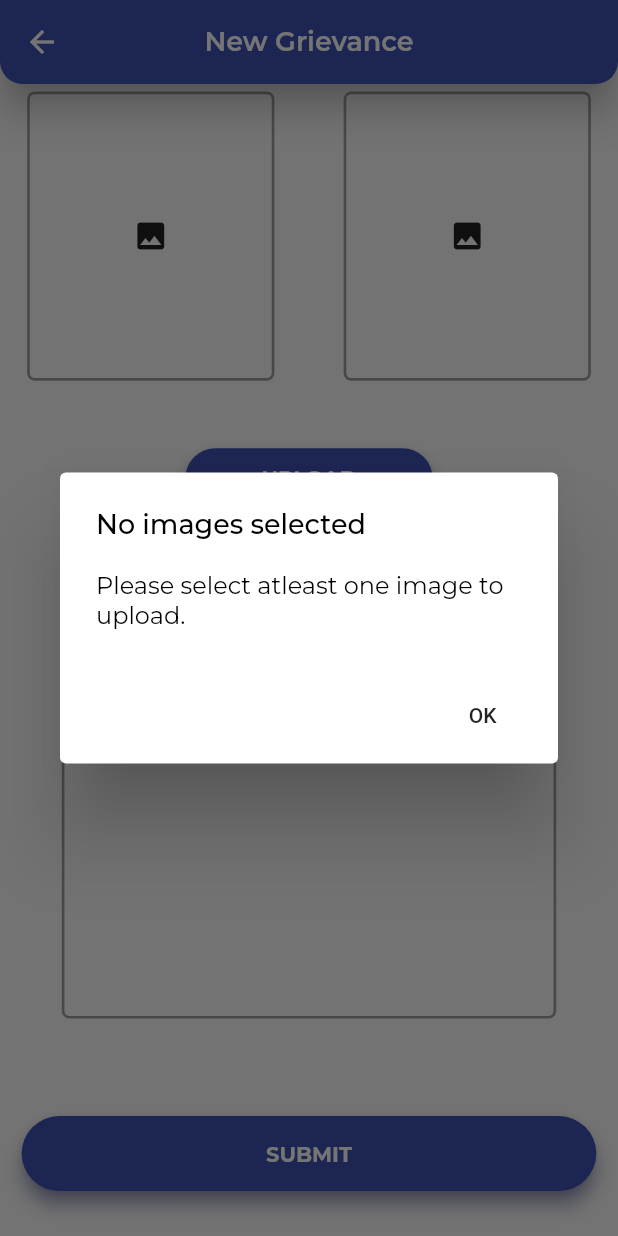
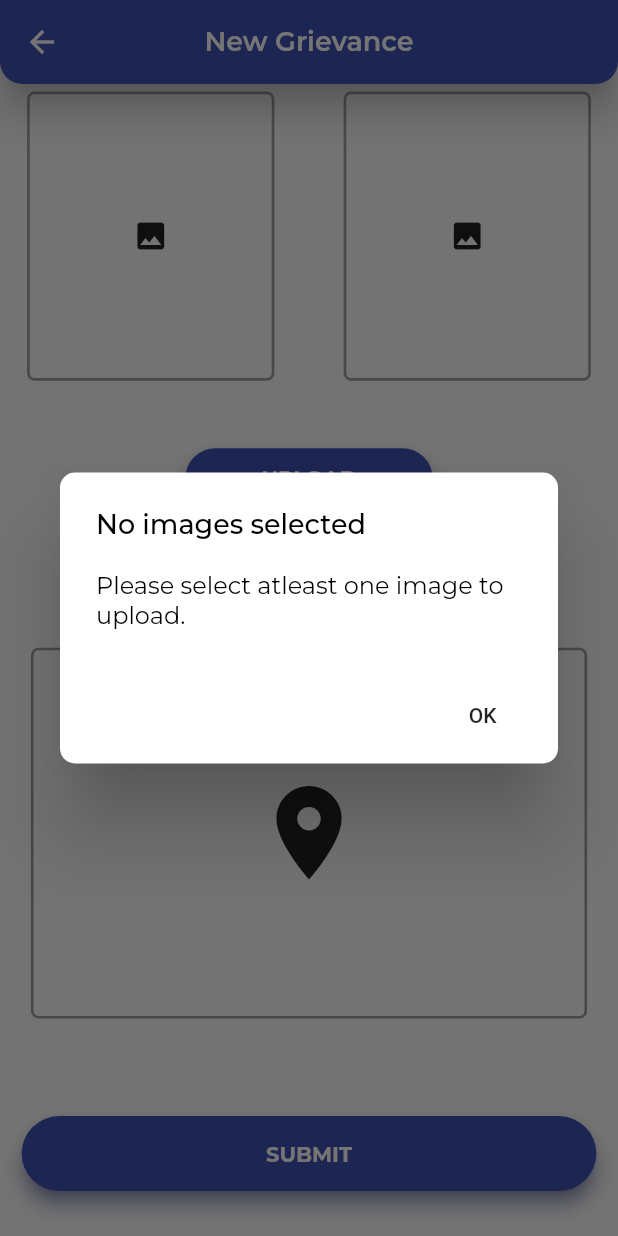
Before and after one commit to bhushangy/Sahaaya, a Flutter app: the FillForm screen opened directly with empty values, scrolled down 375 dp, after a tap on "UPLOAD", on a phone screen of 412 x 824 dp. Run offline on Flutter 3.47's test engine with Material 2 defaults, Android fonts, the phone set to English and light mode, and no system bars; our stand-ins replace carousel_slider, cloud_firestore, firebase_auth, firebase_storage, flare_flutter, font_awesome_flutter and 6 more; accounts and stored records are empty.

Commit message:
map done.alert for image upload done.

```diff
--- a/lib/issues/FillForm.dart
+++ b/lib/issues/FillForm.dart
@@ -4,6 +4,8 @@ import 'dart:math';
 import 'package:cloud_firestore/cloud_firestore.dart';
 import 'package:firebase_auth/firebase_auth.dart';
 import 'package:flutter/cupertino.dart';
+import 'package:flutter/foundation.dart';
+import 'package:flutter/gestures.dart';
 import 'package:flutter/material.dart';
 import 'package:flutter/painting.dart';
 import 'package:google_fonts/google_fonts.dart';
@@ -31,6 +33,7 @@ class FillForm extends StatefulWidget {
   _FillFormState createState() => _FillFormState();
 }
 
+
 class _FillFormState extends State<FillForm> {
   File image1, image2;
   final _auth = FirebaseAuth.instance;
@@ -52,6 +55,15 @@ class _FillFormState extends State<FillForm> {
   DocumentSnapshot doc;
   var res, nres, totalc;
   int phone;
+  int i=0;
+
+  @override
+  void initState() {
+    super.initState();
+    DragMarkerMap().whichlong=null;
+    DragMarkerMap().whichlat=null;
+
+  }
 
   void dispose() {
     super.dispose();
@@ -148,6 +160,7 @@ class _FillFormState extends State<FillForm> {
     var image = await ImagePicker.pickImage(source: ImageSource.gallery);
 
     setState(() {
+
       image1 = image;
       print('_image: $image1');
     });
@@ -158,6 +171,7 @@ class _FillFormState extends State<FillForm> {
     var image = await ImagePicker.pickImage(source: ImageSource.gallery);
 
     setState(() {
+
       image2 = image;
       print('_image2: $image2');
     });
@@ -166,6 +180,10 @@ class _FillFormState extends State<FillForm> {
   Future uploadFile(File image1, File image2) async {
     StorageReference storageReference;
     StorageUploadTask uploadTask;
+    setState(() {
+      i++;
+      print(i);
+    });
     try {
       if (image1 != null) {
         storageReference = FirebaseStorage.instance
@@ -216,6 +234,9 @@ class _FillFormState extends State<FillForm> {
       builder: (BuildContext context) {
         // return object of type Dialog
         return AlertDialog(
+          shape: RoundedRectangleBorder(
+            borderRadius: BorderRadius.circular(10),
+          ),
           title: Text(
             a,
             style: GoogleFonts.montserrat(
@@ -436,6 +457,7 @@ class _FillFormState extends State<FillForm> {
                               showSpinner = true;
                             });
                             try {
+                              i++;
                               await uploadFile(image1, image2);
                               _showDialog("Upload Successful",
                                   "Selected images uploaded successfully.");
@@ -444,6 +466,7 @@ class _FillFormState extends State<FillForm> {
                             }
 
                             setState(() {
+                            i++;
                               showSpinner = false;
                             });
                           }
@@ -466,13 +489,48 @@ class _FillFormState extends State<FillForm> {
                         height: 35.0,
                       ),
                       Container(
-                        width: 0.8 * MediaQuery.of(context).size.width,
+                        width: 0.9 * MediaQuery.of(context).size.width,
                         height: 0.3 * MediaQuery.of(context).size.height,
                         decoration: BoxDecoration(
                           border: Border.all(width: 1.75, color: Colors.grey),
                           borderRadius: BorderRadius.all(Radius.circular(5.0)),
                         ),
+                          child: (Provider.of<DropDown>(context,listen: false).whichLong == null &&
+                              Provider.of<DropDown>(context,listen: false).whichLong==null)
+
+
+                              ? FlatButton(
+                              child: Icon(
+                                Icons.location_on,
+                                size: 75,
+                              ),
+                              onPressed: () {
+                                Navigator.push(context,
+                                    MaterialPageRoute(builder: (context) {
+                                      return DragMarkerMap();
+                                    }));
+                              }):
+
+                          GoogleMap(
+                            onMapCreated: _onMapCreated,
+                            myLocationEnabled: true,
+                            initialCameraPosition: CameraPosition(
+                              target: LatLng(DragMarkerMap().whichlat,DragMarkerMap().whichlong),
+
+                              zoom: 11.0,
+                            ),
+                            mapType: _currentMapType,
+                            markers: _markers,
+
+                            gestureRecognizers:
+                            <Factory<OneSequenceGestureRecognizer>>[
+                              new Factory<OneSequenceGestureRecognizer>(
+                                    () => new EagerGestureRecognizer(),
+                              ),
+                            ].toSet(),
+                          ),
                       ),
+
                       SizedBox(
                         height: 65.0,
                       ),
@@ -481,11 +539,21 @@ class _FillFormState extends State<FillForm> {
                           width: 0.93 * MediaQuery.of(context).size.width,
                           height: 50,
                           onT: () async {
+                            print(i);
+                            if (DragMarkerMap().whichlat == null||
+                            DragMarkerMap().whichlong == null)
+                            _showDialog("Location Not Selected",
+                            "Please mark the location");
+                            else if((image1!=null && i==0)||(image2!=null && i==0)){
+                              _showDialog("Image(s) Not Uploaded",
+                                  "Please upload the image(s)");}
+                            else{
                             if (_formKey.currentState.validate()) {
                               _formKey.currentState.save();
 
                               setState(() {
                                 showSpinner = true;
+
                               });
                               showSpinner = true;
                               await createRecord();
@@ -493,15 +561,18 @@ class _FillFormState extends State<FillForm> {
                               setState(() {
                                 showSpinner = false;
                               });
+
+                              Navigator.pop(context);
                               _showDialog("Grievance Status",
                                   "Grievance Submitted Successfully");
-                              Navigator.pop(context);
+                              Provider.of<DropDown>(context,listen: false).map(null,null);
+
                             } else {
                               print('description empty!!!');
                               _showDialog("Description Empty",
                                   "Please grive a brief description of your grievance.");
                             }
-                          }),
+                          }},),
                       SizedBox(
                         height: 30,
                       )
```
Also changed, not shown: lib/RetrieveIssues/OnTileTap.dart (+7 -8 lines), lib/issues/create_issue.dart (deleted, +0 -18 lines), lib/issues/drag_marker_map.dart (+20 -3 lines), lib/models/checkBox.dart (+7 -0 lines).
